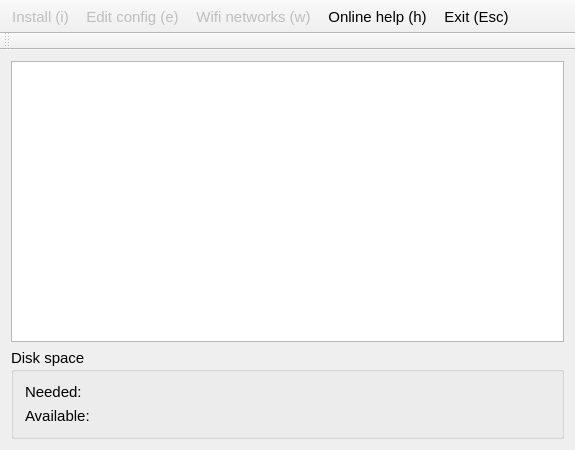
First picture: the form in mainwindow.ui, repository toradex/qt-tezi, before the edit.
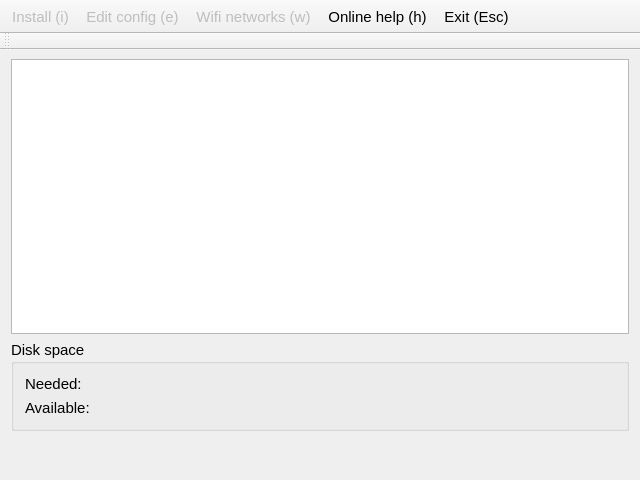
Second picture: the form after the edit. Icons and pictures are not drawn.

Patch:
```diff
--- a/mainwindow.ui
+++ b/mainwindow.ui
@@ -6,8 +6,8 @@
    <rect>
     <x>0</x>
     <y>0</y>
-    <width>575</width>
-    <height>450</height>
+    <width>640</width>
+    <height>480</height>
    </rect>
   </property>
   <property name="font">
@@ -23,6 +23,12 @@
     <enum>Qt::NoFocus</enum>
    </property>
    <layout class="QGridLayout" name="gridLayout_2">
+    <property name="topMargin">
+     <number>9</number>
+    </property>
+    <property name="bottomMargin">
+     <number>49</number>
+    </property>
     <item row="0" column="0">
      <widget class="QListWidget" name="list">
       <property name="font">
@@ -67,9 +73,24 @@
    </layout>
   </widget>
   <widget class="QToolBar" name="mainToolBar">
+   <property name="sizePolicy">
+    <sizepolicy hsizetype="Expanding" vsizetype="MinimumExpanding">
+     <horstretch>0</horstretch>
+     <verstretch>0</verstretch>
+    </sizepolicy>
+   </property>
+   <property name="minimumSize">
+    <size>
+     <width>0</width>
+     <height>90</height>
+    </size>
+   </property>
    <property name="focusPolicy">
     <enum>Qt::NoFocus</enum>
    </property>
+   <property name="styleSheet">
+    <string notr="true"/>
+   </property>
    <property name="movable">
     <bool>false</bool>
    </property>
```
Left out of the diff: 3 changed lines with no effect on the pictures.
